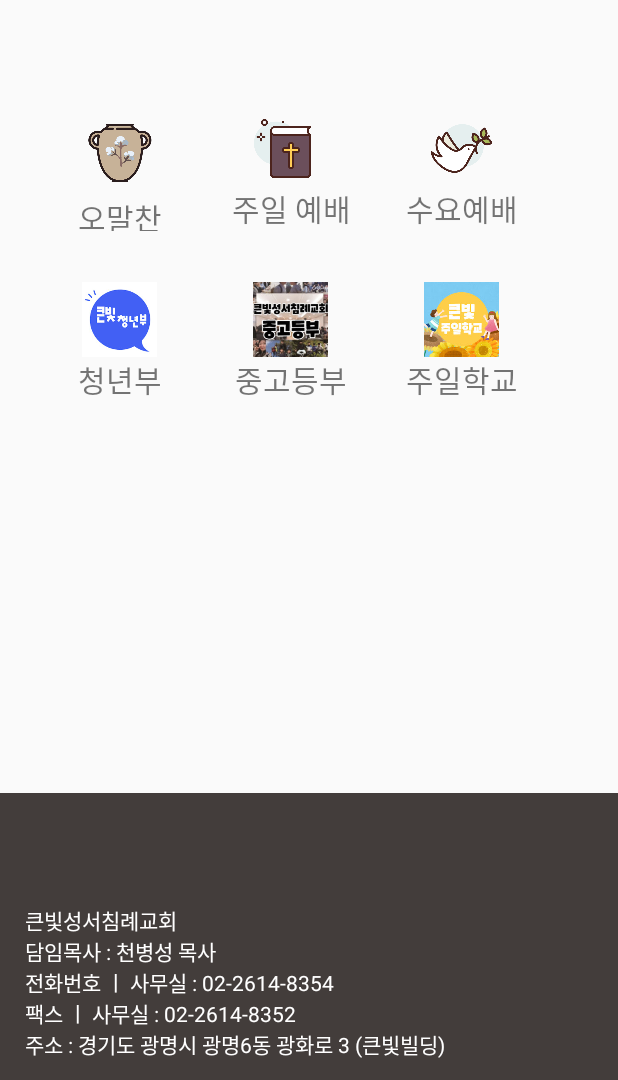
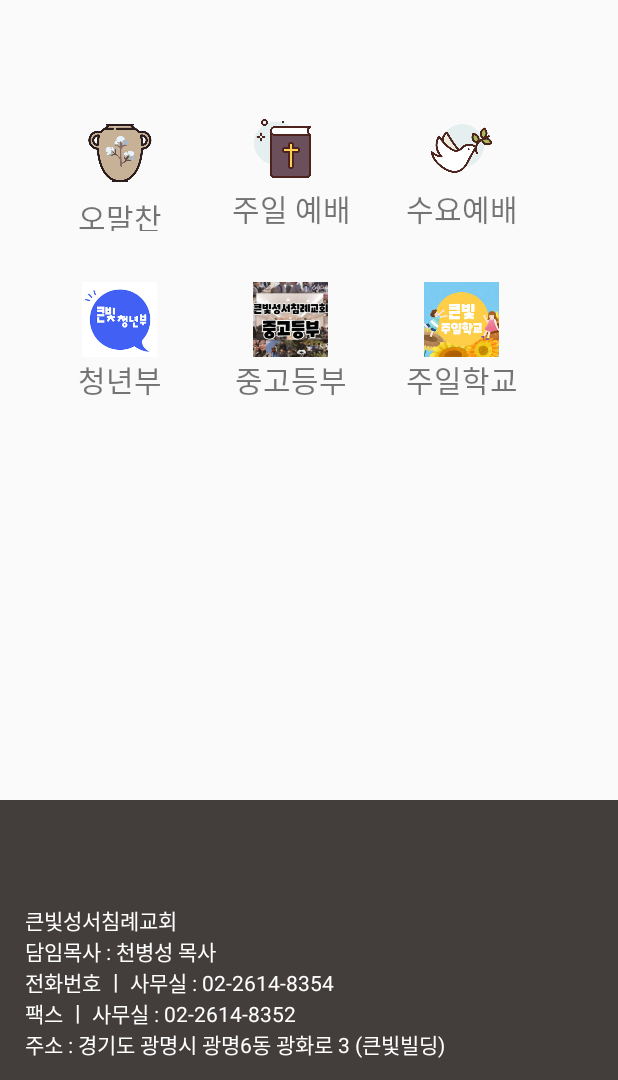
Before and after one commit to KIMHAUN/kbbbc_20211227, an Android app: the screen it shows after launch (MainActivity), tab 2 chosen, on a phone screen of 412 x 824 dp, the part 156-1236 px from its top. Run offline under Robolectric (Android 15) with nearby library versions, the phone set to English and light mode, and no system bars.

Commit message:
푸터높이 통일

```diff
--- a/app/src/main/res/layout/fragment_worship.xml
+++ b/app/src/main/res/layout/fragment_worship.xml
@@ -192,7 +192,7 @@
 
     </GridLayout>
     <LinearLayout
-        android:layout_height="175dp"
+        android:layout_height="185dp"
         android:layout_width="0dp"
         android:layout_weight="1">
 
```
Also changed, not shown: app/src/main/res/layout/fragment_notice.xml (+5 -5 lines).
